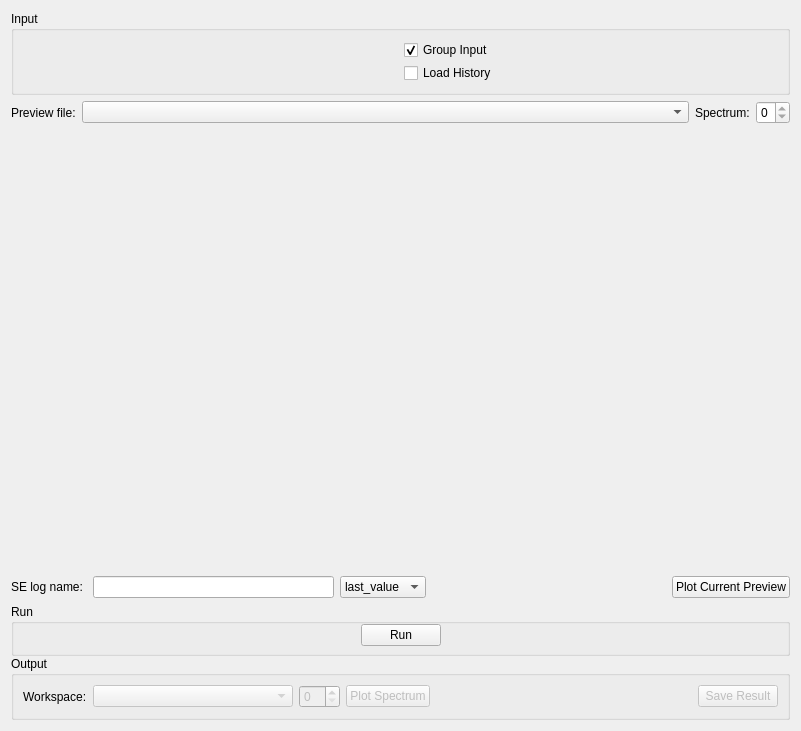
Qt form qt/scientific_interfaces/Indirect/Elwin.ui (mantidproject/mantid) before a commit.
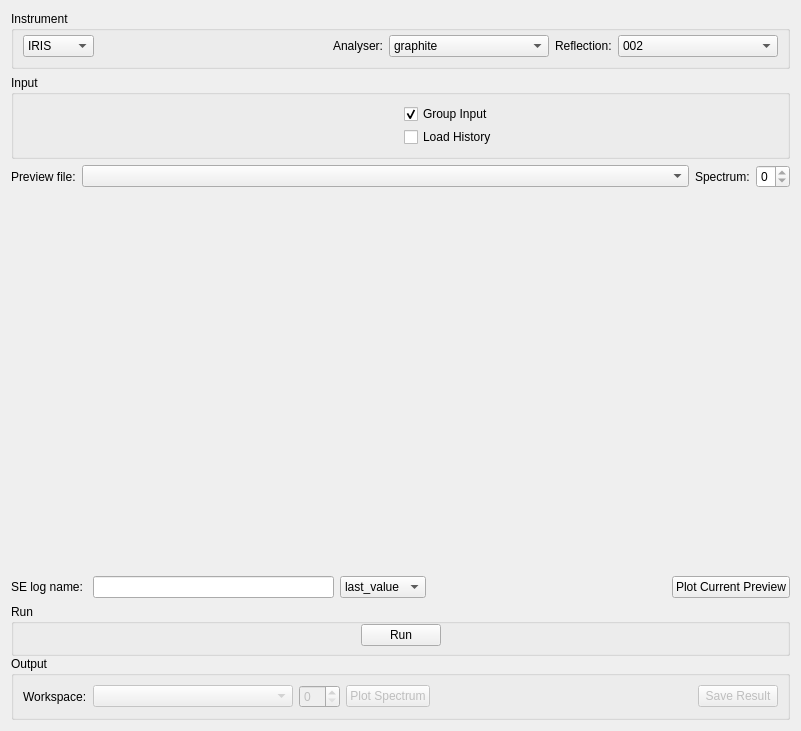
The same form after that commit. Custom widgets are drawn as their Qt base class.

Commit message: Refs #24570. Options to choose instrument, analyser and reflection

What changed in the file:
```diff
--- a/qt/scientific_interfaces/Indirect/Elwin.ui
+++ b/qt/scientific_interfaces/Indirect/Elwin.ui
@@ -14,6 +14,114 @@
    <string>Form</string>
   </property>
   <layout class="QVBoxLayout" name="layoutElwin">
+   <item>
+    <widget class="QGroupBox" name="gbInstrument">
+     <property name="title">
+      <string>Instrument</string>
+     </property>
+     <layout class="QHBoxLayout" name="horizontalLayout_2">
+      <property name="topMargin">
+       <number>4</number>
+      </property>
+      <item>
+       <widget class="QComboBox" name="comboBox">
+        <item>
+         <property name="text">
+          <string>IRIS</string>
+         </property>
+        </item>
+        <item>
+         <property name="text">
+          <string>OSIRIS</string>
+         </property>
+        </item>
+        <item>
+         <property name="text">
+          <string>TFXA</string>
+         </property>
+        </item>
+        <item>
+         <property name="text">
+          <string>TOSCA</string>
+         </property>
+        </item>
+       </widget>
+      </item>
+      <item>
+       <spacer name="horizontalSpacer_4">
+        <property name="orientation">
+         <enum>Qt::Horizontal</enum>
+        </property>
+        <property name="sizeHint" stdset="0">
+         <size>
+          <width>40</width>
+          <height>20</height>
+         </size>
+        </property>
+       </spacer>
+      </item>
+      <item>
+       <widget class="QLabel" name="label_4">
+        <property name="text">
+         <string>Analyser:</string>
+        </property>
+       </widget>
+      </item>
+      <item>
+       <widget class="QComboBox" name="comboBox_2">
+        <property name="minimumSize">
+         <size>
+          <width>160</width>
+          <height>0</height>
+         </size>
+        </property>
+        <item>
+         <property name="text">
+          <string>graphite</string>
+         </property>
+        </item>
+        <item>
+         <property name="text">
+          <string>mica</string>
+         </property>
+        </item>
+        <item>
+         <property name="text">
+          <string>fmica</string>
+         </property>
+        </item>
+       </widget>
+      </item>
+      <item>
+       <widget class="QLabel" name="label_5">
+        <property name="text">
+         <string>Reflection:</string>
+        </property>
+       </widget>
+      </item>
+      <item>
+       <widget class="QComboBox" name="comboBox_3">
+        <property name="minimumSize">
+         <size>
+          <width>160</width>
+          <height>0</height>
+         </size>
+        </property>
+        <item>
+         <property name="text">
+          <string>002</string>
+         </property>
+        </item>
+        <item>
+         <property name="text">
+          <string>004</string>
+         </property>
+        </item>
+       </widget>
+      </item>
+     </layout>
+    </widget>
+   </item>
    <item>
     <widget class="QGroupBox" name="gbInput">
      <property name="title">
```
